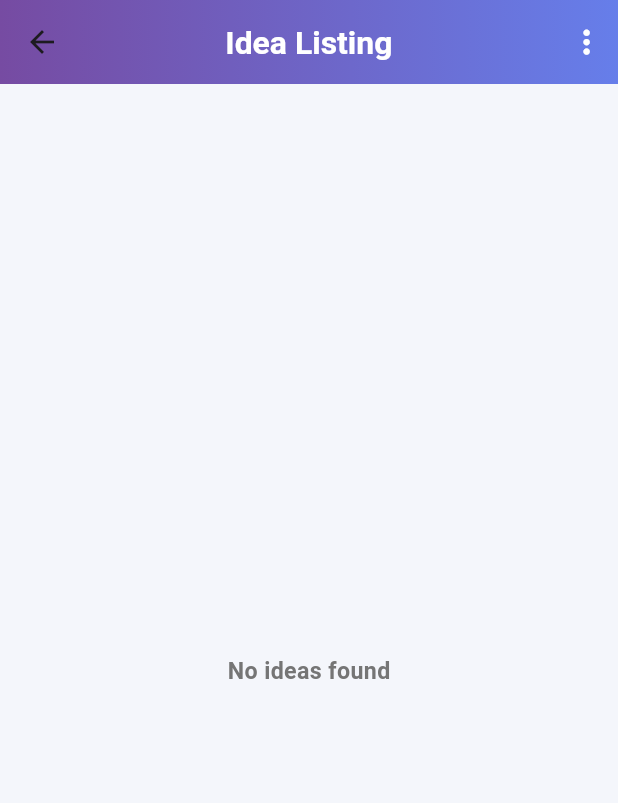
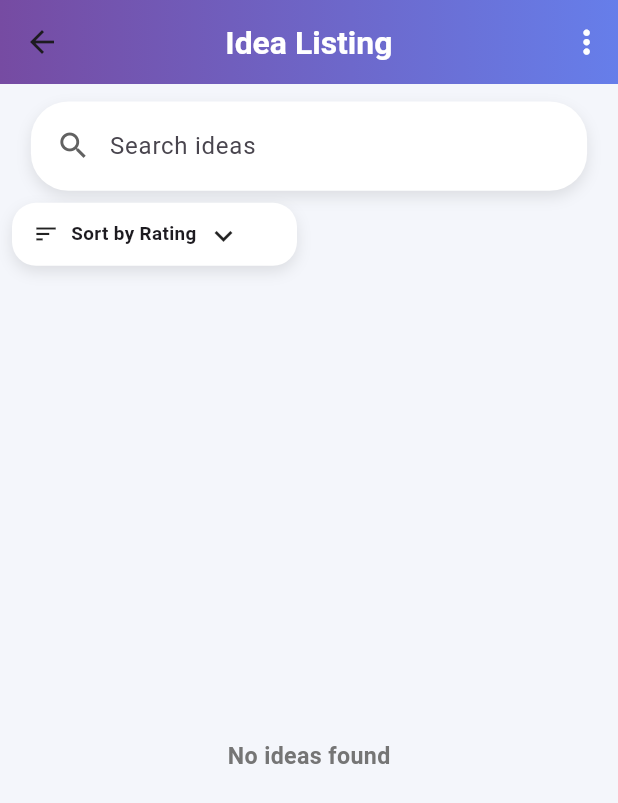
Before and after one commit to rambhola/Flutter-Voting-App---Mashine-Test, a Flutter app: the ListingScreen screen opened directly, on a phone screen of 412 x 824 dp. Shown: the top 803 px of the screen. Run offline on Flutter 3.47's test engine with Material 3 defaults, Android fonts, the phone set to English and light mode, and no system bars; our stand-ins replace flutter_screenutil, get, shared_preferences; accounts and stored records are empty.

Commit message:
ensure submission class and idea listing class  follow responsives

```diff
--- a/lib/screens/views/listing_screen.dart
+++ b/lib/screens/views/listing_screen.dart
@@ -18,8 +18,7 @@ class ListingScreen extends StatelessWidget {
 
     return LayoutBuilder(
       builder: (context, constraints) {
-        final bool isLandscape =
-            constraints.maxWidth > constraints.maxHeight;
+        final bool isLandscape = constraints.maxWidth > constraints.maxHeight;
 
         return Obx(() {
           return Scaffold(
@@ -27,7 +26,6 @@ class ListingScreen extends StatelessWidget {
                 ? Colors.grey[900]!
                 : const Color(0xFFF4F6FB),
 
-            // ================= APP BAR =================
             appBar: AppBar(
               title: SizedBox(
                 width: isLandscape ? 0.45.sw : 0.65.sw,
@@ -83,7 +81,6 @@ class ListingScreen extends StatelessWidget {
               ),
             ),
 
-            // ================= BODY =================
             body: Column(
               children: [
                 _SearchAndSortBar(
@@ -94,11 +91,12 @@ class ListingScreen extends StatelessWidget {
 
                 Expanded(
                   child: Obx(() {
-                    final filtered = ctrl.ideas
+                    final filtered =
+                        ctrl.ideas
                             .where(
-                          (idea) => idea.title
-                          .toLowerCase()
-                          .contains(ctrl.searchText.value.toLowerCase()),
+                              (idea) => idea.title.toLowerCase().contains(
+                                ctrl.searchText.value.toLowerCase(),
+                              ),
                             )
                             .toList()
                           ..sort((a, b) {
@@ -139,8 +137,7 @@ class ListingScreen extends StatelessWidget {
                           child: IdeaCard(
                             idea: idea,
                             index: index + 1,
-                            onFavorite: () =>
-                                ctrl.toggleFavorite(idea),
+                            onFavorite: () => ctrl.toggleFavorite(idea),
                           ),
                         );
                       },
@@ -156,8 +153,7 @@ class ListingScreen extends StatelessWidget {
   }
 }
 
-
-// ================= SEARCH + SORT BAR =================
+// SEARCH + SORT BAR
 
 class _SearchAndSortBar extends StatelessWidget {
   final IdeaController ctrl;
@@ -174,106 +170,111 @@ class _SearchAndSortBar extends StatelessWidget {
   Widget build(BuildContext context) {
     return Column(
       children: [
-        // -------- Search Bar --------
-        // Align(
-        //   alignment: Alignment.center,
-        //   child: SizedBox(
-        //     width: isLandscape ? 0.70.sw : 0.90.sw, // 👈 control width here
-        //     child: Container(
-        //       padding: EdgeInsets.symmetric(horizontal: 16.w, vertical: 6.h),
-        //       decoration: BoxDecoration(
-        //         color: themeController.isDarkModeValue
-        //             ? Colors.grey[800]!
-        //             : Colors.white,
-        //         borderRadius: BorderRadius.circular(25),
-        //         boxShadow: [
-        //           BoxShadow(
-        //             color: Colors.black.withValues(
-        //               alpha: themeController.isDarkModeValue ? 0.3 : 0.10,
-        //             ),
-        //             blurRadius: 8,
-        //             offset: const Offset(0, 4),
-        //           ),
-        //         ],
-        //       ),
-        //       child: Row(
-        //         children: [
-        //           Icon(
-        //             Icons.search,
-        //             size: 24.sp,
-        //             color: themeController.isDarkModeValue
-        //                 ? Colors.white70
-        //                 : Colors.grey.shade700,
-        //           ),
-        //           SizedBox(width: 12.w),
-        //           Expanded(
-        //             child: TextField(
-        //               decoration: const InputDecoration(
-        //                 hintText: 'Search ideas',
-        //                 border: InputBorder.none,
-        //               ),
-        //               onChanged: (value) => ctrl.searchText.value = value,
-        //             ),
-        //           ),
-        //         ],
-        //       ),
-        //     ),
-        //   ),
-        // ),
+       //  Search Bar Widget
+        SizedBox(height: 12.h,),
 
-        SizedBox(height: isLandscape ? 8.h : 16.h),
+        Align(
+          alignment: Alignment.center,
+          child: SizedBox(
+            width: isLandscape ? 0.70.sw : 0.90.sw,
+            child: Container(
+              padding: EdgeInsets.symmetric(horizontal: 16.w, vertical: 6.h),
+              decoration: BoxDecoration(
+                color: themeController.isDarkModeValue
+                    ? Colors.grey[800]!
+                    : Colors.white,
+                borderRadius: BorderRadius.circular(25),
+                boxShadow: [
+                  BoxShadow(
+                    color: Colors.black.withValues(
+                      alpha: themeController.isDarkModeValue ? 0.3 : 0.10,
+                    ),
+                    blurRadius: 8,
+                    offset: const Offset(0, 4),
+                  ),
+                ],
+              ),
+              child: Row(
+                children: [
+                  Icon(
+                    Icons.search,
+                    size: 24.sp,
+                    color: themeController.isDarkModeValue
+                        ? Colors.white70
+                        : Colors.grey.shade700,
+                  ),
+                  SizedBox(width: 12.w),
+                  Expanded(
+                    child: TextField(
+                      decoration: const InputDecoration(
+                        hintText: 'Search ideas',
+                        border: InputBorder.none,
+                      ),
+                      onChanged: (value) => ctrl.searchText.value = value,
+                    ),
+                  ),
+                ],
+              ),
+            ),
+          ),
+        ),
 
-        // -------- Sort Button --------
-        // Align(
-        //   alignment: Alignment.centerLeft,
-        //   child: SizedBox(
-        //     width: isLandscape ? 0.45.sw : 0.50.sw,
-        //     child: GestureDetector(
-        //       onTap: () => ctrl.sortByRating.value = !ctrl.sortByRating.value,
-        //       child: Obx(
-        //         () => Container(
-        //           padding: const EdgeInsets.symmetric(
-        //             horizontal: 14,
-        //             vertical: 10,
-        //           ),
-        //           decoration: BoxDecoration(
-        //             color: themeController.isDarkModeValue
-        //                 ? Colors.grey[800]!
-        //                 : Colors.white,
-        //             borderRadius: BorderRadius.circular(20),
-        //             boxShadow: [
-        //               BoxShadow(
-        //                 color: Colors.black.withValues(
-        //                   alpha: themeController.isDarkModeValue ? 0.3 : 0.10,
-        //                 ),
-        //                 blurRadius: 8,
-        //                 offset: const Offset(0, 4),
-        //               ),
-        //             ],
-        //           ),
-        //           child: Row(
-        //             mainAxisSize: MainAxisSize.min,
-        //             children: [
-        //               Icon(Icons.sort, size: 18.sp),
-        //               const SizedBox(width: 8),
-        //               Text(
-        //                 ctrl.sortByRating.value
-        //                     ? 'Sort by Rating'
-        //                     : 'Sort by Votes',
-        //                 style: TextStyle(
-        //                   fontSize: 13.sp,
-        //                   fontWeight: FontWeight.w600,
-        //                 ),
-        //               ),
-        //               const SizedBox(width: 6),
-        //               const Icon(Icons.keyboard_arrow_down),
-        //             ],
-        //           ),
-        //         ),
-        //       ),
-        //     ),
-        //   ),
-        // ),
+
+         //Sort Button Widge
+        Align(
+          alignment: Alignment.centerLeft,
+          child: SizedBox(
+            width: isLandscape ? 0.45.sw : 0.50.sw,
+            height: isLandscape ? 0.20.sh : 60.h,
+            child: GestureDetector(
+              onTap: () => ctrl.sortByRating.value = !ctrl.sortByRating.value,
+              child: Obx(
+                () => Padding(
+                  padding: const EdgeInsets.all(8.0),
+                  child: Container(
+                    padding: const EdgeInsets.symmetric(
+                      horizontal: 14,
+                      vertical: 10,
+                    ),
+                    decoration: BoxDecoration(
+                      color: themeController.isDarkModeValue
+                          ? Colors.grey[800]!
+                          : Colors.white,
+                      borderRadius: BorderRadius.circular(16),
+                      boxShadow: [
+                        BoxShadow(
+                          color: Colors.black.withValues(
+                            alpha: themeController.isDarkModeValue ? 0.3 : 0.10,
+                          ),
+                          blurRadius: 8,
+                          offset: const Offset(0, 4),
+                        ),
+                      ],
+                    ),
+                    child: Row(
+                      mainAxisSize: MainAxisSize.min,
+                      children: [
+                        Icon(Icons.sort, size: 18.sp),
+                        const SizedBox(width: 8),
+                        Text(
+                          ctrl.sortByRating.value
+                              ? 'Sort by Rating'
+                              : 'Sort by Votes',
+                          style: TextStyle(
+                            fontSize: 13.sp,
+                            fontWeight: FontWeight.w600,
+                          ),
+                        ),
+                        const SizedBox(width: 6),
+                        const Icon(Icons.keyboard_arrow_down),
+                      ],
+                    ),
+                  ),
+                ),
+              ),
+            ),
+          ),
+        ),
       ],
     );
   }
@@ -358,10 +359,25 @@ class IdeaCard extends StatelessWidget {
                       ),
                     ),
                     SizedBox(height: 4.h),
+                    Text(
+                      idea.tagline,
+                      maxLines: 1,
+                      overflow: TextOverflow.ellipsis,
+                      style: TextStyle(
+                        fontSize: 14.sp,
+                        fontWeight: FontWeight.bold,
+                        color: Colors.white,
+                      ),
+                    ),
+                    SizedBox(height: 4.h),
                     ReadMoreText(
                       text: idea.description.toString(),
-                      maxLines: 2,
-                      style: TextStyle(fontSize: 14.sp, color: Colors.white),
+                      maxLines: 4,
+                      style: TextStyle(
+                        fontSize: 14.sp,
+                        color: Colors.white,
+                        fontWeight: FontWeight.bold,
+                      ),
                     ),
                     SizedBox(height: 8.h),
                     Row(
```
Lines whose indentation alone changed are shown as unchanged.
